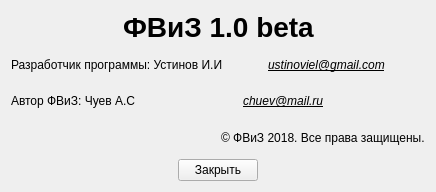
Qt form about.ui (Flyewzz/FViZ) before a commit.
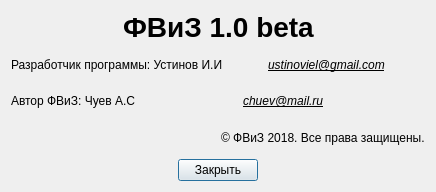
The same form after that commit. Icons and pictures are not drawn.

The edit to the form file:
```diff
--- a/about.ui
+++ b/about.ui
@@ -1,7 +1,7 @@
 <?xml version="1.0" encoding="UTF-8"?>
 <ui version="4.0">
  <class>About</class>
- <widget class="QWidget" name="About">
+ <widget class="QDialog" name="About">
   <property name="geometry">
    <rect>
     <x>0</x>
```
